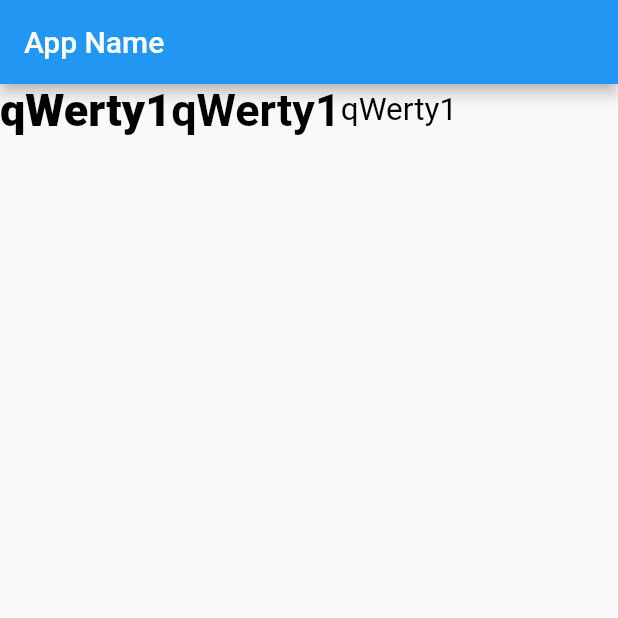
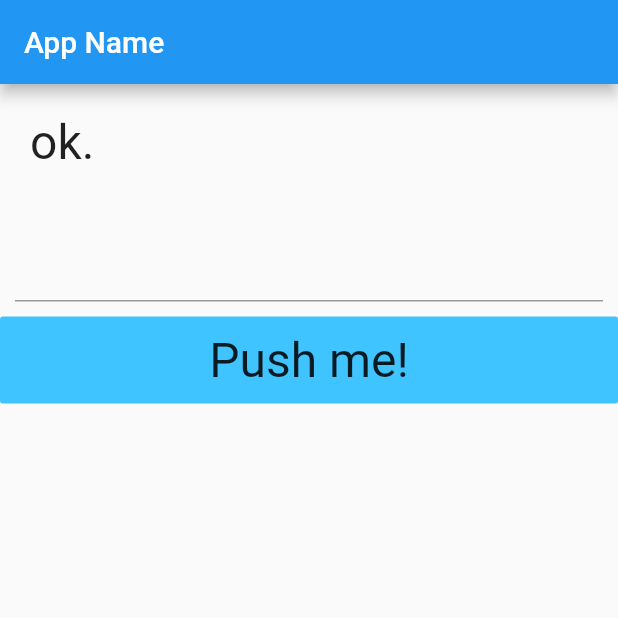
Before and after one commit to Chiharu-Hagihara/helloworld_flutter, a Flutter app: the screen it shows after launch, on a phone screen of 412 x 824 dp, the top half of it. Run offline on Flutter 3.47's test engine with Material 2 defaults, Android fonts, the phone set to English and light mode, and no system bars.

Commit message:
TextField

```diff
--- a/lib/main.dart
+++ b/lib/main.dart
@@ -27,45 +27,69 @@ class MyHomePage extends StatefulWidget {
 }
 
 class _MyHomePageState extends State<MyHomePage> {
-  @override
-  Widget build(BuildContext context) {
-    return new Scaffold(
-      appBar: new AppBar(
-        title: new Text('App Name'),
+  var _message;
+  final controller = TextEditingController();
+
+  @override void initState() {
+    _message = 'ok.';
+    super.initState();
+  }
+
+  @override Widget build(BuildContext context) {
+    return Scaffold(
+      appBar: AppBar(
+        title: Text('App Name'),
       ),
       body:
-      new Row(
+      Center(
+        child:
+        Column(
           mainAxisAlignment: MainAxisAlignment.start,
           mainAxisSize: MainAxisSize.max,
-          crossAxisAlignment: CrossAxisAlignment.center,
+          crossAxisAlignment: CrossAxisAlignment.stretch,
           children: <Widget>[
-            new Text(
-              "qWerty1",
-              style: new TextStyle(fontSize:30.0,
-                  color: const Color(0xFF000000),
-                  fontWeight: FontWeight.w900,
-                  fontFamily: "Roboto"),
+            Padding(
+              padding: EdgeInsets.all(20.0),
+              child: Text(
+                _message,
+                style: TextStyle(fontSize: 32.0,
+                    fontWeight: FontWeight.w400,
+                    fontFamily: "Roboto"),
+              ),
             ),
 
-            new Text(
-              "qWerty1",
-              style: new TextStyle(fontSize:30.0,
-                  color: const Color(0xFF000000),
-                  fontWeight: FontWeight.w700,
-                  fontFamily: "Roboto"),
+            Padding(
+              padding: EdgeInsets.all(10.0),
+              child: TextField(
+                controller: controller,
+                style: TextStyle(fontSize: 28.0,
+                    color: const Color(0xFFFF0000),
+                    fontWeight: FontWeight.w400,
+                    fontFamily: "Roboto"),
+              ),
             ),
-
-            new Text(
-              "qWerty1",
-              style: new TextStyle(fontSize:21.0,
-                  color: const Color(0xFF000000),
-                  fontWeight: FontWeight.w400,
-                  fontFamily: "Roboto"),
-            )
-          ]
-
+            FlatButton(
+                padding: EdgeInsets.all(10.0),
+                color: Colors.lightBlueAccent,
+                child: Text(
+                  "Push me!",
+                  style: TextStyle(fontSize: 32.0,
+                      color: const Color(0xDD000000),
+                      fontWeight: FontWeight.w400,
+                      fontFamily: "Roboto"),
+                ),
+                onPressed: buttonPressed
+            ),
+          ],
+        ),
       ),
-
     );
   }
+
+
+  void buttonPressed() {
+    setState(() {
+      _message = 'you said: ' + controller.text;
+    });
+  }
 }
```
